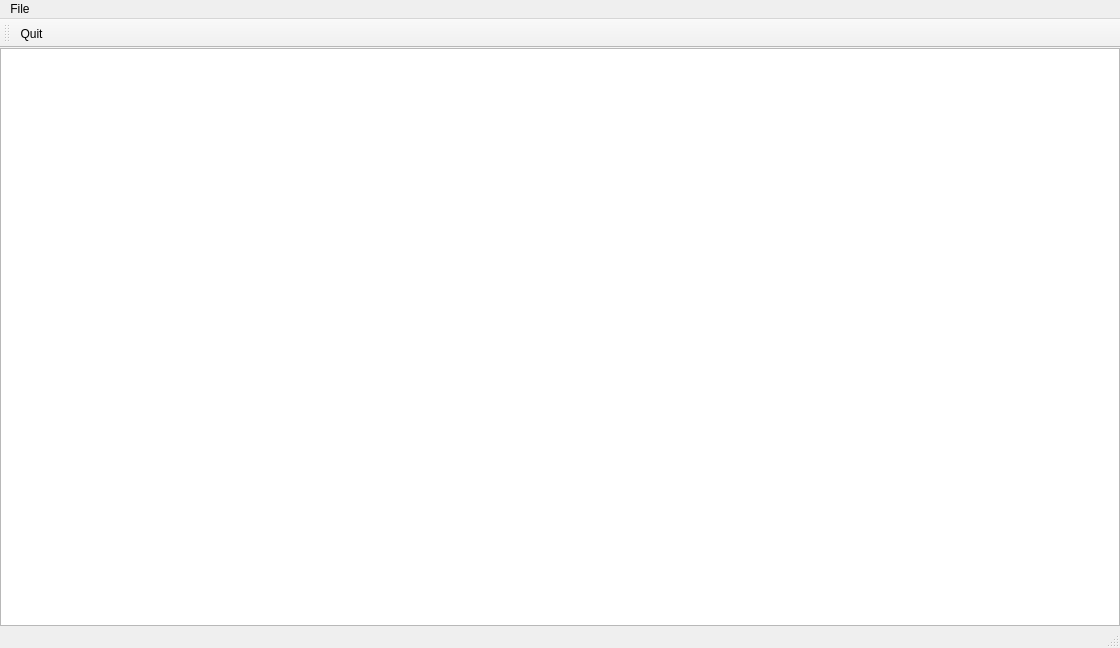
elektrokokke/Roundabout, file roundabout.ui: the form before one commit.
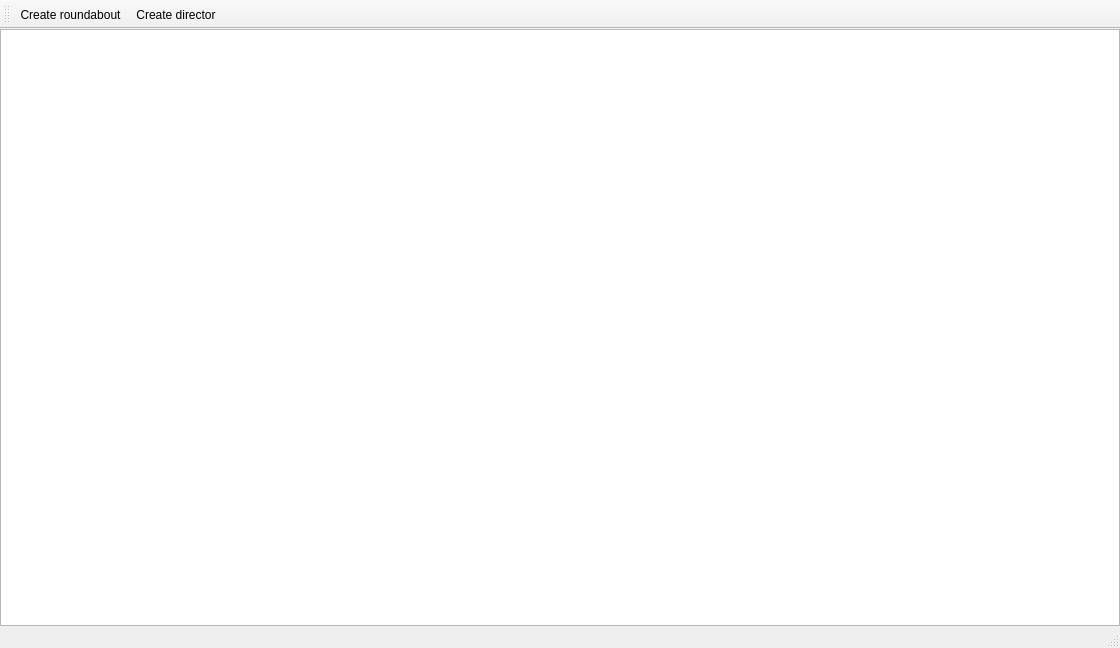
The form after the commit. Icons and pictures are not drawn.

```diff
--- a/roundabout.ui
+++ b/roundabout.ui
@@ -48,21 +48,26 @@
      <height>21</height>
     </rect>
    </property>
-   <widget class="QMenu" name="menuFile">
-    <property name="title">
-     <string>File</string>
-    </property>
-    <addaction name="actionQuit"/>
-   </widget>
-   <addaction name="menuFile"/>
   </widget>
   <widget class="QToolBar" name="mainToolBar">
+   <property name="sizePolicy">
+    <sizepolicy hsizetype="MinimumExpanding" vsizetype="MinimumExpanding">
+     <horstretch>0</horstretch>
+     <verstretch>0</verstretch>
+    </sizepolicy>
+   </property>
    <property name="movable">
     <bool>true</bool>
    </property>
    <property name="allowedAreas">
     <set>Qt::AllToolBarAreas</set>
    </property>
+   <property name="iconSize">
+    <size>
+     <width>32</width>
+     <height>32</height>
+    </size>
+   </property>
    <property name="floatable">
     <bool>false</bool>
    </property>
@@ -72,12 +77,26 @@
    <attribute name="toolBarBreak">
     <bool>false</bool>
    </attribute>
-   <addaction name="actionQuit"/>
+   <addaction name="actionCreate_roundabout"/>
+   <addaction name="actionCreate_conductor"/>
   </widget>
   <widget class="QStatusBar" name="statusBar"/>
-  <action name="actionQuit">
+  <action name="actionCreate_conductor">
+   <property name="icon">
+    <iconset resource="roundabout.qrc">
+     <normaloff>:/svg/director.svg</normaloff>:/svg/director.svg</iconset>
+   </property>
    <property name="text">
-    <string>Quit</string>
+    <string>Create director</string>
+   </property>
+  </action>
+  <action name="actionCreate_roundabout">
+   <property name="icon">
+    <iconset resource="roundabout.qrc">
+     <normaloff>:/svg/circle.svg</normaloff>:/svg/circle.svg</iconset>
+   </property>
+   <property name="text">
+    <string>Create roundabout</string>
    </property>
   </action>
  </widget>
```
Left out of the diff: 23 changed lines with no effect on the pictures.
